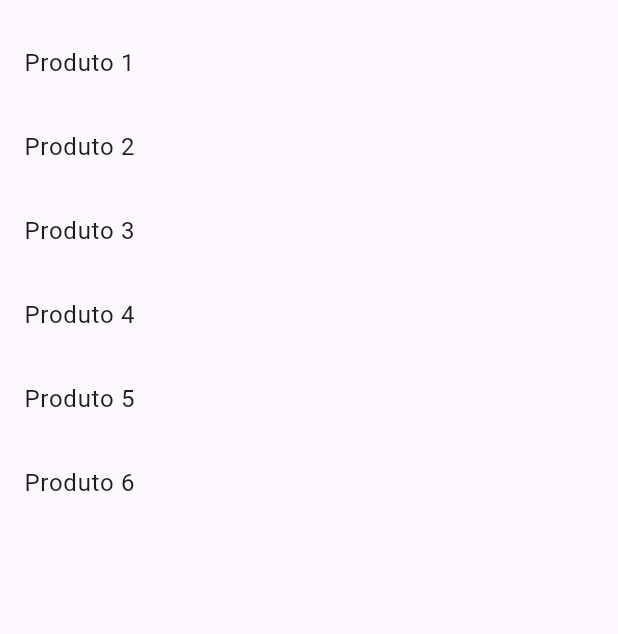
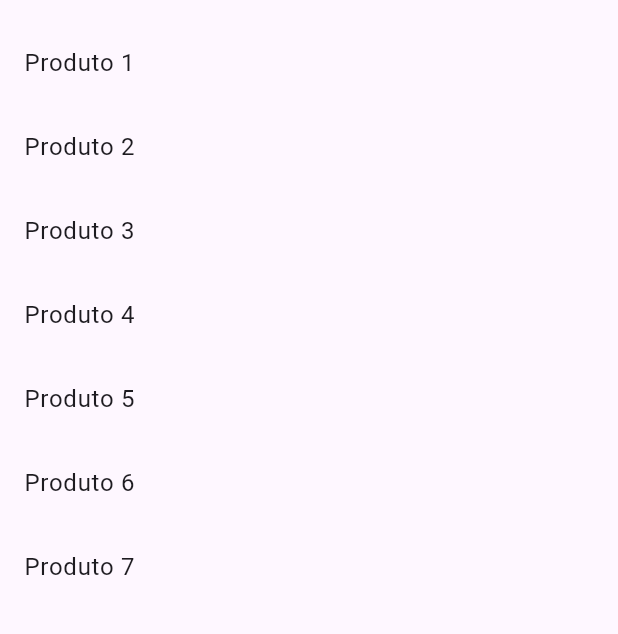
Before and after one commit to luisgustavoo/catalog, a Flutter app: the screen it shows after launch, on a phone screen of 412 x 824 dp, the part 63-697 px from its top. Run offline on Flutter 3.47's test engine with Material 3 defaults, Android fonts, the phone set to English and light mode, and no system bars; our stand-ins replace go_router.

Commit message:
Work in progress

```diff
--- a/lib/catalog/widgets/catalog_screen.dart
+++ b/lib/catalog/widgets/catalog_screen.dart
@@ -15,6 +15,7 @@ class CatalogScreen extends StatelessWidget {
           ListTile(title: Text('Produto 4')),
           ListTile(title: Text('Produto 5')),
           ListTile(title: Text('Produto 6')),
+          ListTile(title: Text('Produto 7')),
         ],
       ),
     );
```
